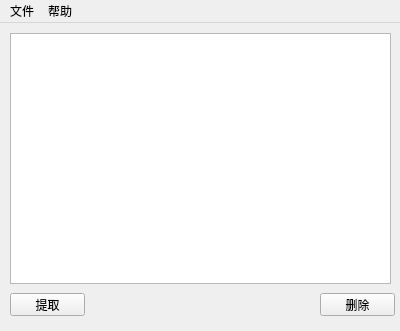
Old version of the form mainwindow.ui in the repository m-t-d-32/FAT32VHDTool.
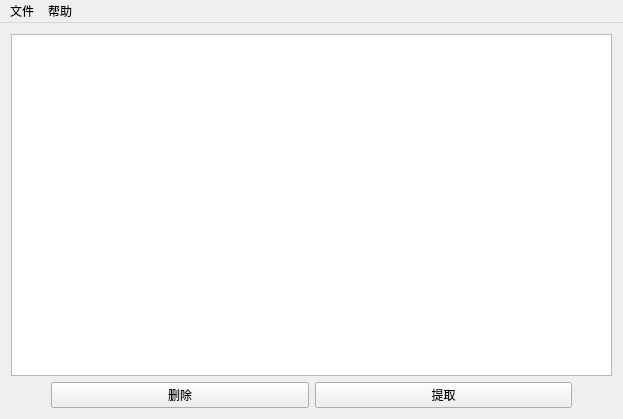
New version of the form.

```diff
--- a/mainwindow.ui
+++ b/mainwindow.ui
@@ -6,58 +6,128 @@
    <rect>
     <x>0</x>
     <y>0</y>
-    <width>400</width>
-    <height>331</height>
+    <width>623</width>
+    <height>419</height>
    </rect>
   </property>
   <property name="windowTitle">
    <string>MainWindow</string>
   </property>
   <widget class="QWidget" name="centralWidget">
-   <widget class="QTreeView" name="treeView">
-    <property name="geometry">
-     <rect>
-      <x>10</x>
-      <y>10</y>
-      <width>381</width>
-      <height>251</height>
-     </rect>
-    </property>
-   </widget>
-   <widget class="QPushButton" name="extractButton">
-    <property name="geometry">
-     <rect>
-      <x>10</x>
-      <y>270</y>
-      <width>75</width>
-      <height>23</height>
-     </rect>
-    </property>
-    <property name="text">
-     <string>提取</string>
-    </property>
-   </widget>
-   <widget class="QPushButton" name="deleteButton">
-    <property name="geometry">
-     <rect>
-      <x>320</x>
-      <y>270</y>
-      <width>75</width>
-      <height>23</height>
-     </rect>
-    </property>
-    <property name="text">
-     <string>删除</string>
-    </property>
-   </widget>
+   <layout class="QHBoxLayout" name="horizontalLayout_4">
+    <item>
+     <layout class="QHBoxLayout" name="horizontalLayout_3">
+      <item>
+       <layout class="QVBoxLayout" name="verticalLayout">
+        <item>
+         <layout class="QHBoxLayout" name="horizontalLayout">
+          <item>
+           <spacer name="horizontalSpacer">
+            <property name="orientation">
+             <enum>Qt::Horizontal</enum>
+            </property>
+            <property name="sizeType">
+             <enum>QSizePolicy::Minimum</enum>
+            </property>
+            <property name="sizeHint" stdset="0">
+             <size>
+              <width>0</width>
+              <height>0</height>
+             </size>
+            </property>
+           </spacer>
+          </item>
+          <item>
+           <widget class="QTreeView" name="treeView">
+            <property name="maximumSize">
+             <size>
+              <width>16777215</width>
+              <height>16777215</height>
+             </size>
+            </property>
+           </widget>
+          </item>
+          <item>
+           <spacer name="horizontalSpacer_2">
+            <property name="orientation">
+             <enum>Qt::Horizontal</enum>
+            </property>
+            <property name="sizeType">
+             <enum>QSizePolicy::Minimum</enum>
+            </property>
+            <property name="sizeHint" stdset="0">
+             <size>
+              <width>0</width>
+              <height>0</height>
+             </size>
+            </property>
+           </spacer>
+          </item>
+         </layout>
+        </item>
+        <item>
+         <layout class="QHBoxLayout" name="horizontalLayout_2">
+          <item>
+           <spacer name="horizontalSpacer_3">
+            <property name="orientation">
+             <enum>Qt::Horizontal</enum>
+            </property>
+            <property name="sizeType">
+             <enum>QSizePolicy::Minimum</enum>
+            </property>
+            <property name="sizeHint" stdset="0">
+             <size>
+              <width>40</width>
+              <height>20</height>
+             </size>
+            </property>
+           </spacer>
+          </item>
+          <item>
+           <widget class="QPushButton" name="deleteButton">
+            <property name="text">
+             <string>删除</string>
+            </property>
+           </widget>
+          </item>
+          <item>
+           <widget class="QPushButton" name="extractButton">
+            <property name="text">
+             <string>提取</string>
+            </property>
+           </widget>
+          </item>
+          <item>
+           <spacer name="horizontalSpacer_4">
+            <property name="orientation">
+             <enum>Qt::Horizontal</enum>
+            </property>
+            <property name="sizeType">
+             <enum>QSizePolicy::Minimum</enum>
+            </property>
+            <property name="sizeHint" stdset="0">
+             <size>
+              <width>40</width>
+              <height>20</height>
+             </size>
+            </property>
+           </spacer>
+          </item>
+         </layout>
+        </item>
+       </layout>
+      </item>
+     </layout>
+    </item>
+   </layout>
   </widget>
   <widget class="QMenuBar" name="menuBar">
    <property name="geometry">
     <rect>
      <x>0</x>
      <y>0</y>
-     <width>400</width>
-     <height>23</height>
+     <width>623</width>
+     <height>28</height>
     </rect>
    </property>
    <widget class="QMenu" name="menu">
```
